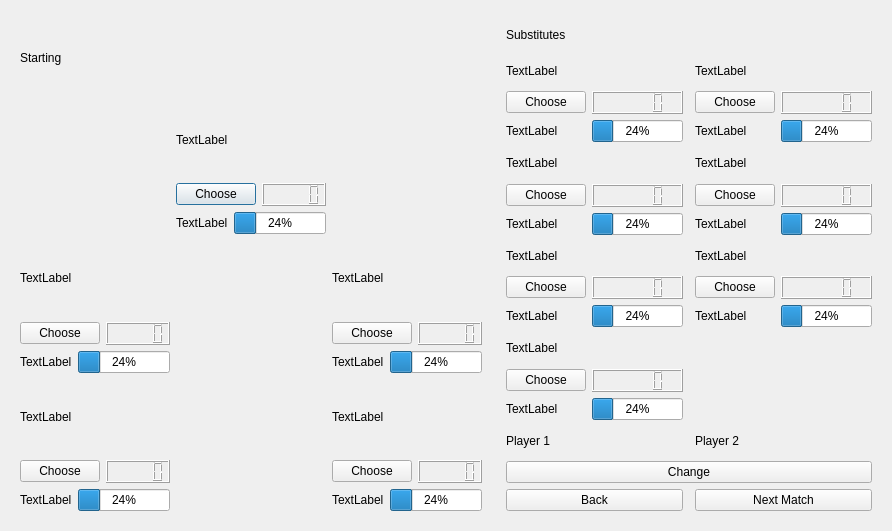
Above: BTM_Qt/preparation.ui from skandermoalla/CSE201-Top5 before the change. Below: the same form after it.
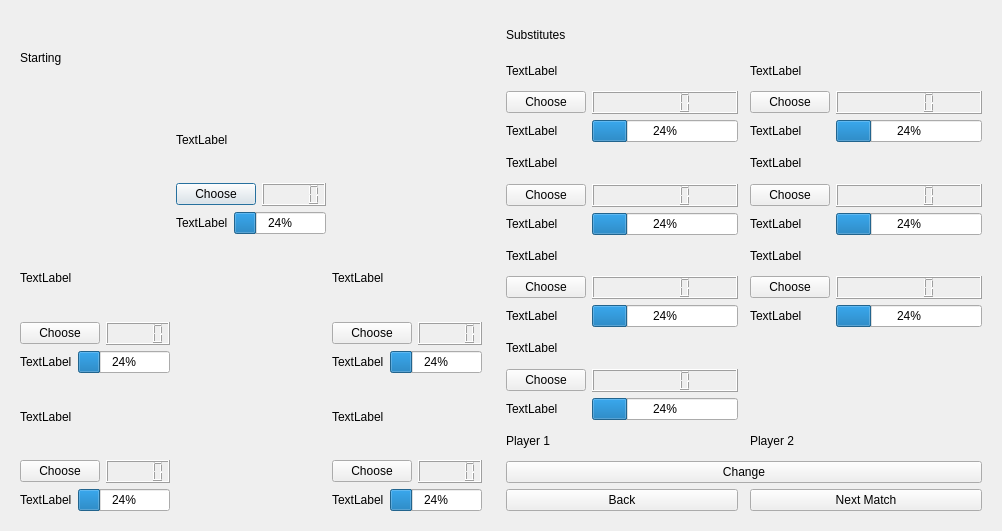
That is the form after the change.

The edit to the form file:
```diff
--- a/BTM_Qt/preparation.ui
+++ b/BTM_Qt/preparation.ui
@@ -6,7 +6,7 @@
    <rect>
     <x>0</x>
     <y>0</y>
-    <width>777</width>
+    <width>1002</width>
     <height>531</height>
    </rect>
   </property>
```
Left out of the diff: 24 changed lines with no effect on the pictures.
